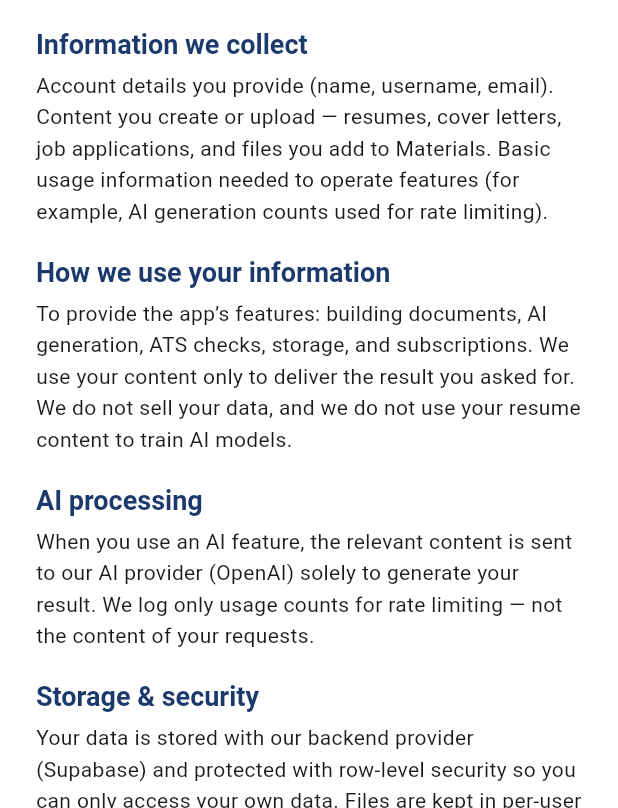
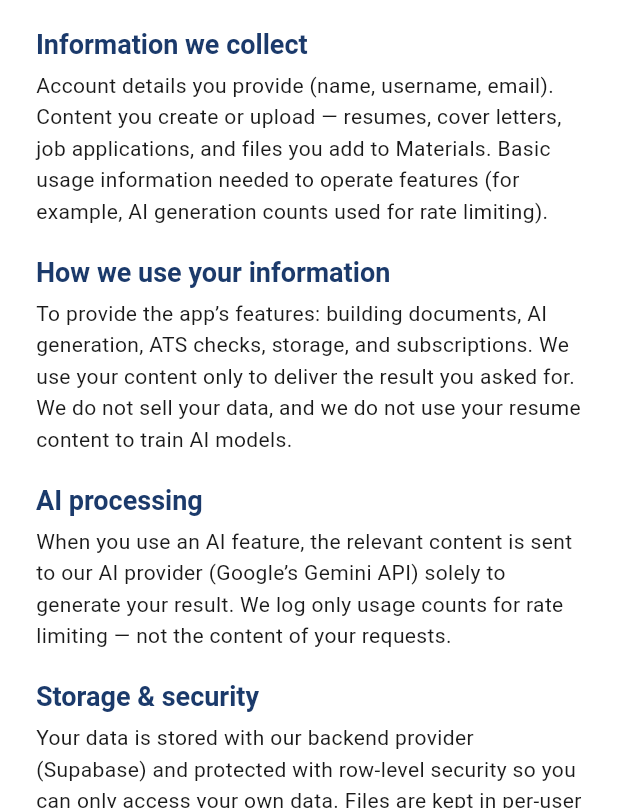
Before and after one commit to oscarneupane/resume-builder, a Flutter app: the LegalScreen screen opened by its route, on a phone screen of 412 x 824 dp, the part 428-1236 px from its top. Run offline on Flutter 3.47's test engine with Material 3 defaults, Android fonts, the phone set to English and light mode, and no system bars; our stand-ins replace file_picker, flutter_dotenv, flutter_riverpod, flutter_secure_storage, go_router, image_picker and 4 more; accounts and stored records are empty.

Commit message:
docs: in-app privacy text says Gemini (matches actual AI provider)
Co-Authored-By: Claude Opus 4.8 <noreply@anthropic.com>

```diff
--- a/lib/features/legal/legal_content.dart
+++ b/lib/features/legal/legal_content.dart
@@ -38,8 +38,9 @@ const privacyPolicySections = <LegalSection>[
   ),
   LegalSection(
     'AI processing',
-    'When you use an AI feature, the relevant content is sent to our AI provider (OpenAI) solely to '
-        'generate your result. We log only usage counts for rate limiting — not the content of your requests.',
+    'When you use an AI feature, the relevant content is sent to our AI provider (Google’s Gemini API) '
+        'solely to generate your result. We log only usage counts for rate limiting — not the content of your '
+        'requests.',
   ),
   LegalSection(
     'Storage & security',
```
